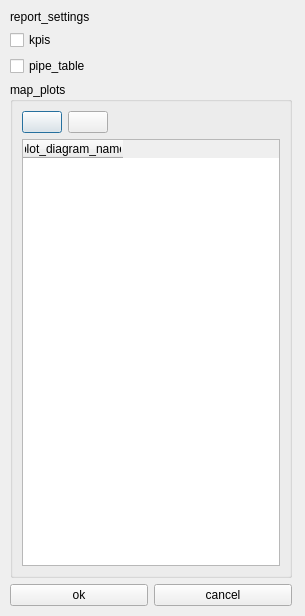
Old version of the form districts/network_report.ui in the repository equa/IDA-Districts.
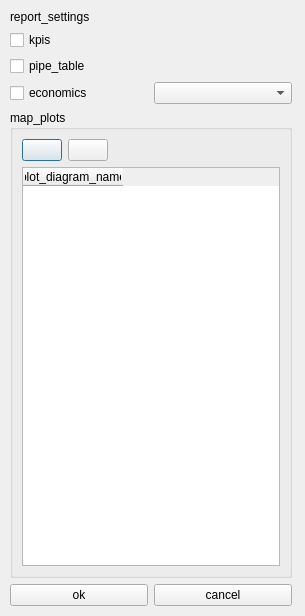
New version of the form.

Diff of the .ui file:
```diff
--- a/districts/network_report.ui
+++ b/districts/network_report.ui
@@ -50,6 +50,20 @@
       </property>
      </widget>
     </item>
+    <item>
+     <layout class="QHBoxLayout" name="layout_economics">
+      <item>
+       <widget class="QCheckBox" name="checkBox_economics">
+        <property name="text">
+         <string>economics</string>
+        </property>
+       </widget>
+      </item>
+      <item>
+       <widget class="QComboBox" name="combo_scenario"/>
+      </item>
+     </layout>
+    </item>
     <item>
      <widget class="QGroupBox" name="groupBox_mapplots">
       <property name="sizePolicy">
```
